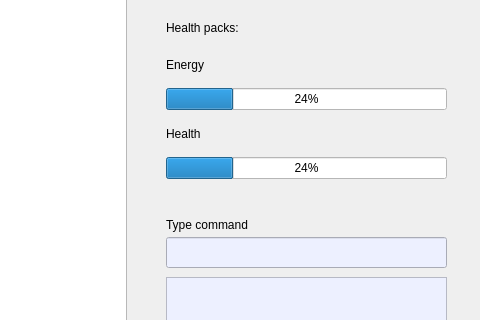
The window that gamewindow.ui (nicogutz/APT-Qt-Game) describes before a commit, drawn with Qt 5; both pictures show x 524 to 1004 and y 192 to 512 of the 1004 by 755 pixel window.
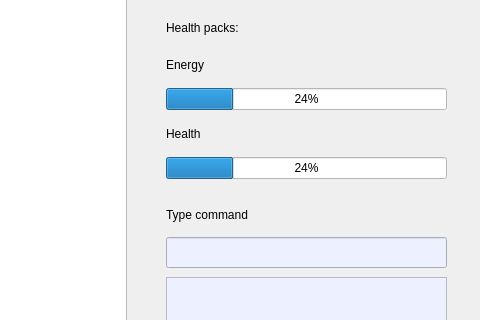
The same window after the commit.

Commit message: pathfinder works(?) + energy & health bars displayed on window

Patch:
```diff
--- a/gamewindow.ui
+++ b/gamewindow.ui
@@ -163,7 +163,7 @@
     <property name="geometry">
      <rect>
       <x>690</x>
-      <y>390</y>
+      <y>380</y>
       <width>151</width>
       <height>16</height>
      </rect>
@@ -199,7 +199,7 @@
       </widget>
      </item>
      <item>
-      <widget class="QProgressBar" name="health">
+      <widget class="QProgressBar" name="energy">
        <property name="whatsThis">
         <string/>
        </property>
@@ -242,7 +242,7 @@
       </widget>
      </item>
      <item>
-      <widget class="QProgressBar" name="energy">
+      <widget class="QProgressBar" name="health">
        <property name="whatsThis">
         <string/>
        </property>
```
The commit also changes 5 other files.
